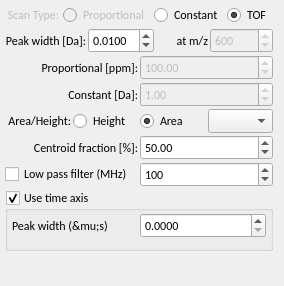
First picture: the form in src/libs/adwidgets/centroidform.ui, repository qtplatz/qtplatz, before the edit.
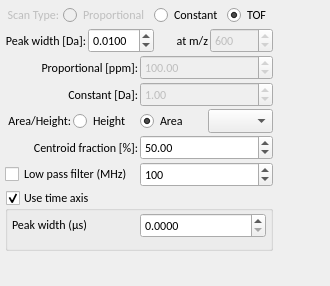
Second picture: the form after the edit.

Patch:
```diff
--- a/src/libs/adwidgets/centroidform.ui
+++ b/src/libs/adwidgets/centroidform.ui
@@ -6,7 +6,7 @@
    <rect>
     <x>0</x>
     <y>0</y>
-    <width>284</width>
+    <width>330</width>
     <height>286</height>
    </rect>
   </property>
@@ -421,6 +421,9 @@
             <property name="text">
              <string>Peak width (&amp;mu;s)</string>
             </property>
+            <property name="textFormat">
+             <enum>Qt::RichText</enum>
+            </property>
            </widget>
           </item>
           <item row="0" column="1">
```
Left out of the diff: 2 changed lines with no effect on the pictures. Lines whose indentation alone changed are shown as unchanged.
